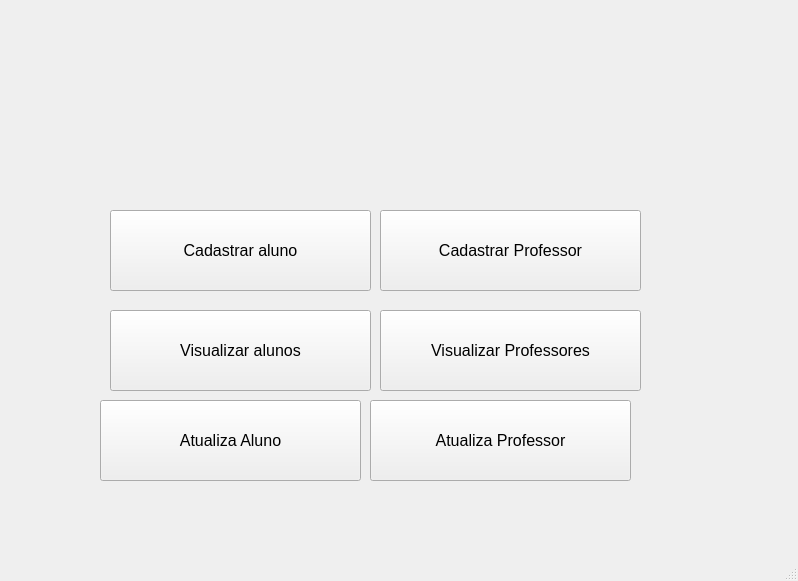
Old version of the form desktop/gui/main.ui in the repository PedroWegner/projeto_final_desktop.
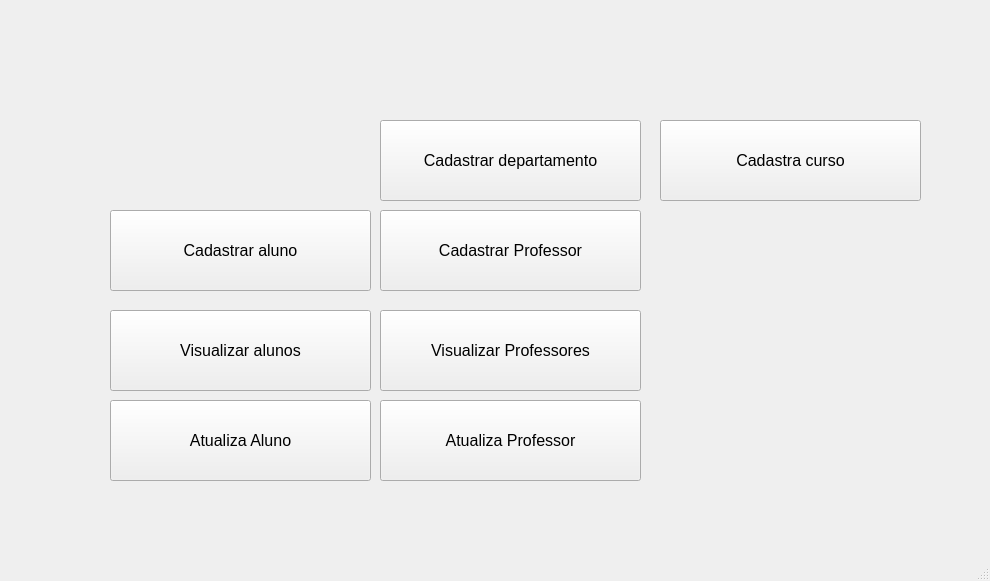
New version of the form.

Commit message: adiciona views de cadastro de departamento e curso

Patch:
```diff
--- a/desktop/gui/main.ui
+++ b/desktop/gui/main.ui
@@ -6,7 +6,7 @@
    <rect>
     <x>0</x>
     <y>0</y>
-    <width>798</width>
+    <width>990</width>
     <height>581</height>
    </rect>
   </property>
@@ -106,7 +106,7 @@
    <widget class="QPushButton" name="att_professor">
     <property name="geometry">
      <rect>
-      <x>370</x>
+      <x>380</x>
       <y>400</y>
       <width>261</width>
       <height>81</height>
@@ -125,7 +125,7 @@
    <widget class="QPushButton" name="att_aluno">
     <property name="geometry">
      <rect>
-      <x>100</x>
+      <x>110</x>
       <y>400</y>
       <width>261</width>
       <height>81</height>
@@ -141,6 +141,44 @@
      <string>Atualiza Aluno</string>
     </property>
    </widget>
+   <widget class="QPushButton" name="cadastro_dep">
+    <property name="geometry">
+     <rect>
+      <x>380</x>
+      <y>120</y>
+      <width>261</width>
+      <height>81</height>
+     </rect>
+    </property>
+    <property name="font">
+     <font>
+      <family>Arial</family>
+      <pointsize>12</pointsize>
+     </font>
+    </property>
+    <property name="text">
+     <string>Cadastrar departamento</string>
+    </property>
+   </widget>
+   <widget class="QPushButton" name="cadastra_curso">
+    <property name="geometry">
+     <rect>
+      <x>660</x>
+      <y>120</y>
+      <width>261</width>
+      <height>81</height>
+     </rect>
+    </property>
+    <property name="font">
+     <font>
+      <family>Arial</family>
+      <pointsize>12</pointsize>
+     </font>
+    </property>
+    <property name="text">
+     <string>Cadastra curso</string>
+    </property>
+   </widget>
   </widget>
   <widget class="QStatusBar" name="statusbar"/>
  </widget>
```
The commit also changes 6 other files.
